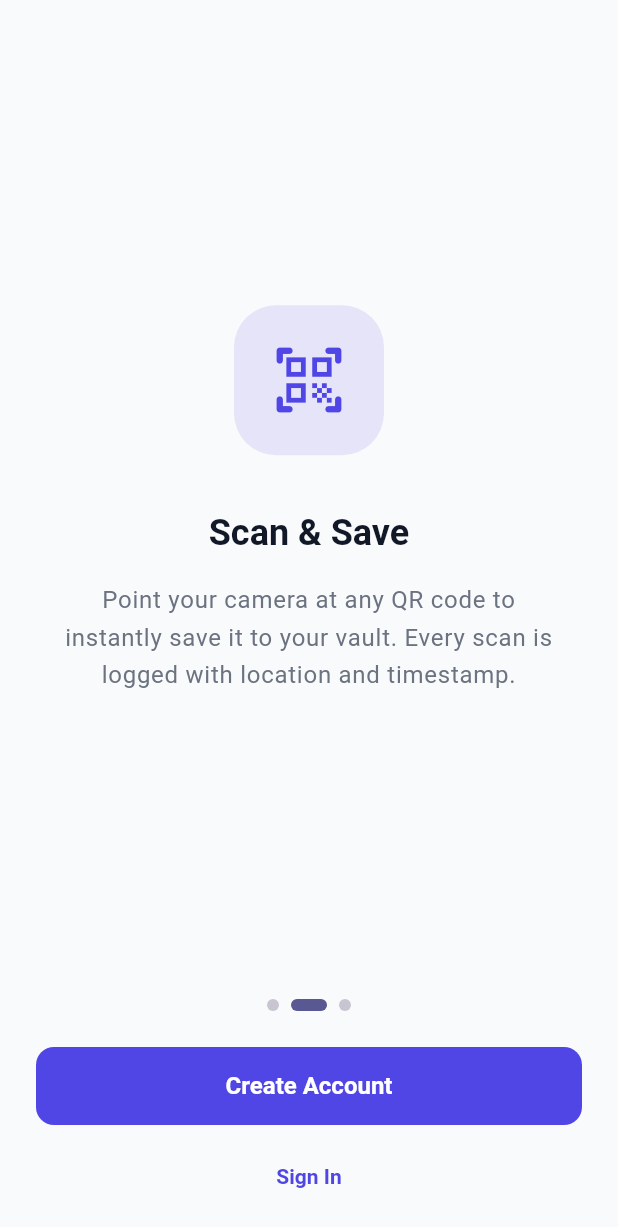
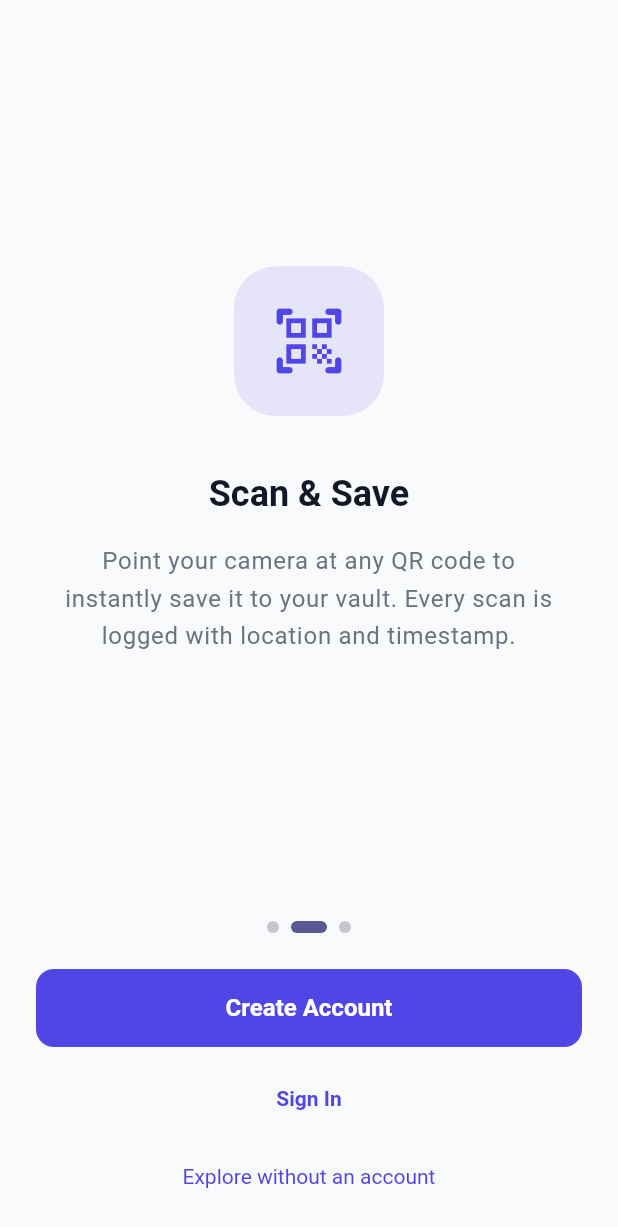
Before and after one commit to F-Ethan/qrvault, a Flutter app: the screen it shows after launch, on a phone screen of 412 x 824 dp. Shown: the top 1227 px of the screen. Run offline on Flutter 3.47's test engine with Material 3 defaults, Android fonts, the phone set to English and light mode, and no system bars; our stand-ins replace flutter_riverpod, geocoding, geolocator, go_router, qr_flutter, shared_preferences and 1 more; missing offline and left inert: mobile_scanner; accounts and stored records are empty.

Commit message:
Add Explore without an account option to onboarding screen
Co-Authored-By: Claude Sonnet 4.6 <noreply@anthropic.com>

```diff
--- a/lib/screens/onboarding/onboarding_screen.dart
+++ b/lib/screens/onboarding/onboarding_screen.dart
@@ -4,6 +4,7 @@ import 'package:flutter/material.dart';
 import 'package:flutter_riverpod/flutter_riverpod.dart';
 import 'package:go_router/go_router.dart';
 import '../../providers/onboarding_provider.dart';
+import '../../providers/settings_providers.dart';
 
 // ---------------------------------------------------------------------------
 // Data for each carousel page
@@ -98,6 +99,12 @@ class _OnboardingScreenState extends ConsumerState<OnboardingScreen> {
     context.go('/sign-up');
   }
 
+  void _explore() {
+    markOnboardingSeen(ref);
+    ref.read(guestModeProvider.notifier).setGuest(true);
+    context.go('/');
+  }
+
   @override
   Widget build(BuildContext context) {
     final cs = Theme.of(context).colorScheme;
@@ -148,6 +155,17 @@ class _OnboardingScreenState extends ConsumerState<OnboardingScreen> {
                     child: TextButton(
                       onPressed: _goToSignIn,
                       child: const Text('Sign In'),
+                    ),
+                  ),
+                  const SizedBox(height: 4),
+                  SizedBox(
+                    width: double.infinity,
+                    child: TextButton(
+                      onPressed: _explore,
+                      child: const Text(
+                        'Explore without an account',
+                        style: TextStyle(fontWeight: FontWeight.w400),
+                      ),
                     ),
                   ),
                 ],
```
